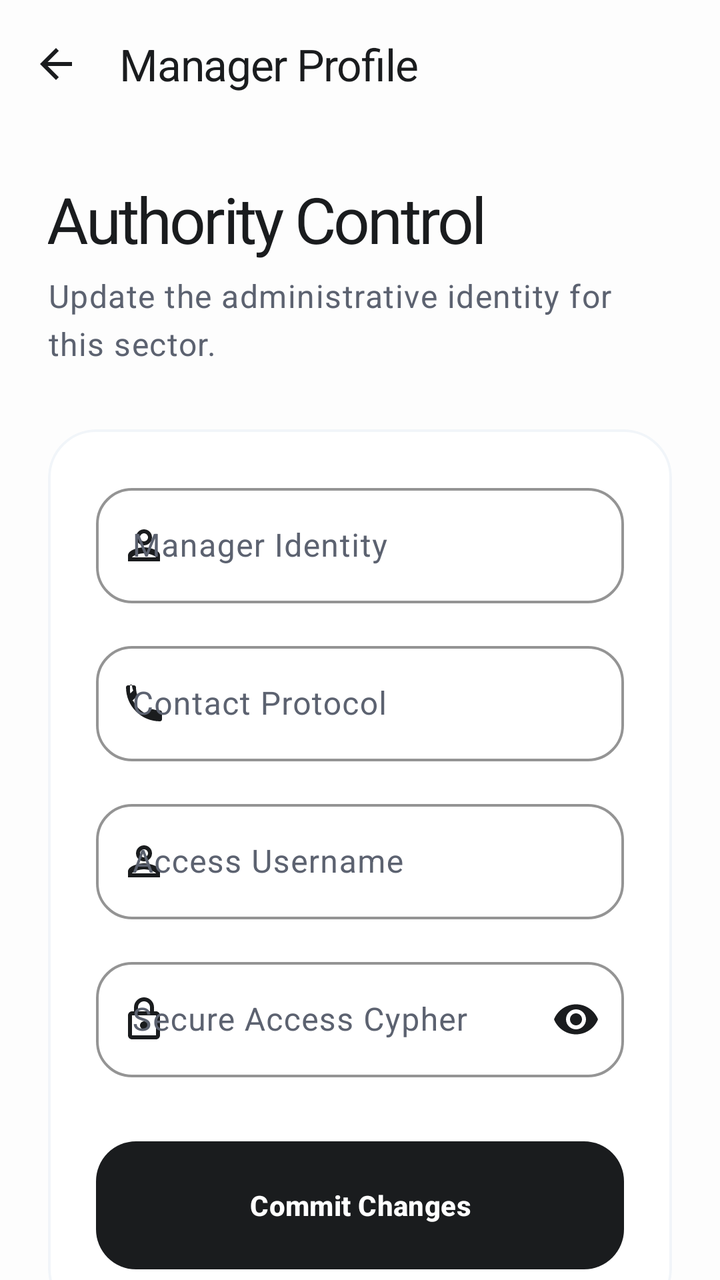
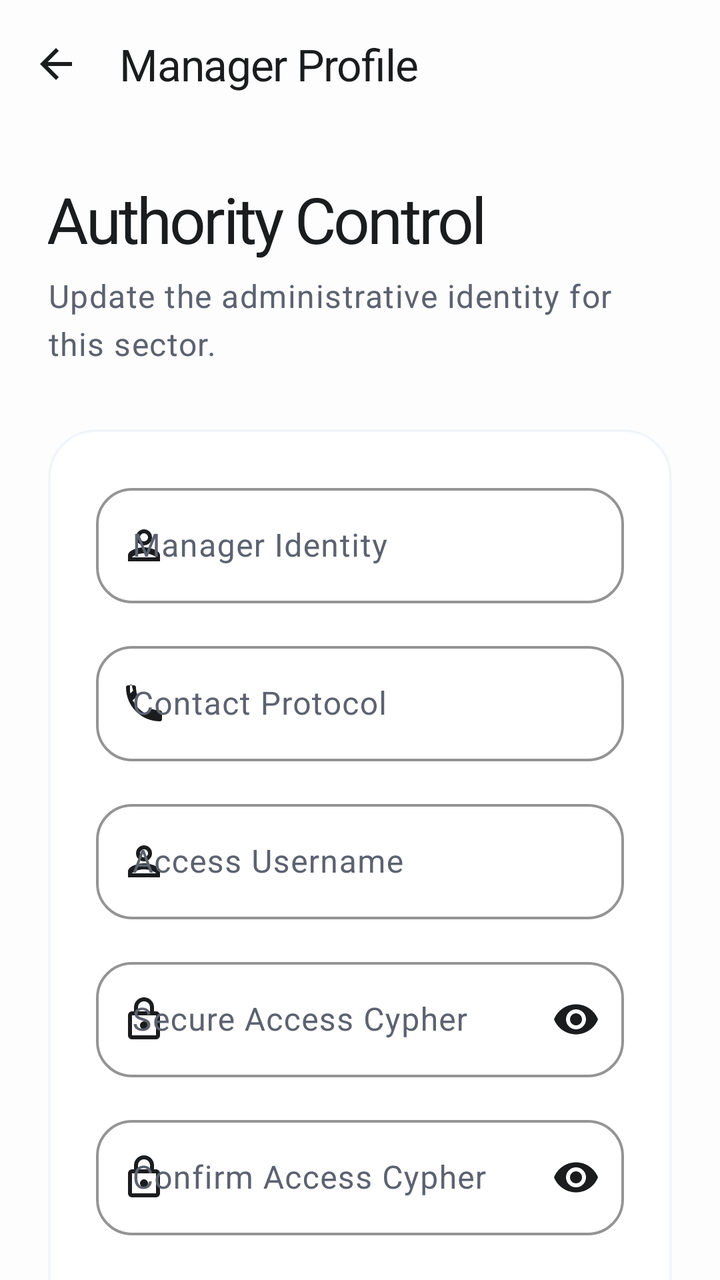

The first picture is an Android layout as it rendered before a commit; the second is the same layout after the commit. The layout source and the unified diff follow.
<!-- AndroidManifest.xml: application theme Theme.KasirAPP -->
<!-- res/layout/activity_edit_manager.xml -->
<?xml version="1.0" encoding="utf-8"?>
<androidx.coordinatorlayout.widget.CoordinatorLayout
    xmlns:android="http://schemas.android.com/apk/res/android"
    xmlns:app="http://schemas.android.com/apk/res-auto"
    android:layout_width="match_parent"
    android:layout_height="match_parent"
    android:background="@color/background">

    <com.google.android.material.appbar.AppBarLayout
        android:layout_width="match_parent"
        android:layout_height="wrap_content"
        android:fitsSystemWindows="true"
        app:elevation="0dp"
        android:background="@color/background">

        <com.google.android.material.appbar.MaterialToolbar
            android:id="@+id/toolbar"
            android:layout_width="match_parent"
            android:layout_height="?attr/actionBarSize"
            app:navigationIcon="@drawable/ic_arrow_back"
            app:navigationIconTint="@color/primary"
            app:title="Manager Profile"
            app:titleTextColor="@color/primary"
            app:titleTextAppearance="@style/TextAppearance.App.TitleLarge"
            android:background="@color/background" />

    </com.google.android.material.appbar.AppBarLayout>

    <androidx.core.widget.NestedScrollView
        android:id="@+id/scrollView"
        android:layout_width="match_parent"
        android:layout_height="match_parent"
        android:clipToPadding="false"
        android:fillViewport="true"
        app:layout_behavior="@string/appbar_scrolling_view_behavior">

        <LinearLayout
            android:layout_width="match_parent"
            android:layout_height="wrap_content"
            android:orientation="vertical"
            android:padding="24dp">

            <TextView
                style="@style/TextAppearance.App.HeadlineLarge"
                android:layout_width="wrap_content"
                android:layout_height="wrap_content"
                android:text="Authority Control" />

            <TextView
                style="@style/TextAppearance.App.BodyLarge"
                android:layout_width="wrap_content"
                android:layout_height="wrap_content"
                android:layout_marginTop="6dp"
                android:text="Update the administrative identity for this sector." />

            <com.google.android.material.card.MaterialCardView
                android:id="@+id/cardForm"
                style="@style/Widget.App.Card.Solid"
                android:layout_width="match_parent"
                android:layout_height="wrap_content"
                android:layout_marginTop="32dp">

                <LinearLayout
                    android:layout_width="match_parent"
                    android:layout_height="wrap_content"
                    android:orientation="vertical"
                    android:padding="24dp">

                    <com.google.android.material.textfield.TextInputLayout
                        android:layout_width="match_parent"
                        android:layout_height="wrap_content"
                        android:hint="Manager Identity"
                        app:startIconDrawable="@drawable/ic_person"
                        app:startIconTint="@color/primary">
                        <com.google.android.material.textfield.TextInputEditText
                            android:id="@+id/edtNamaManager"
                            android:layout_width="match_parent"
                            android:layout_height="wrap_content"
                            android:inputType="textCapWords"
                            android:padding="18dp"/>
                    </com.google.android.material.textfield.TextInputLayout>

                    <com.google.android.material.textfield.TextInputLayout
                        android:layout_width="match_parent"
                        android:layout_height="wrap_content"
                        android:layout_marginTop="16dp"
                        android:hint="Contact Protocol"
                        app:startIconDrawable="@drawable/ic_phone"
                        app:startIconTint="@color/primary">
                        <com.google.android.material.textfield.TextInputEditText
                            android:id="@+id/edtTelepon"
                            android:layout_width="match_parent"
                            android:layout_height="wrap_content"
                            android:inputType="phone"
                            android:padding="18dp"/>
                    </com.google.android.material.textfield.TextInputLayout>

                    <com.google.android.material.textfield.TextInputLayout
                        android:layout_width="match_parent"
                        android:layout_height="wrap_content"
                        android:layout_marginTop="16dp"
                        android:hint="Access Username"
                        app:startIconDrawable="@drawable/ic_person"
                        app:startIconTint="@color/primary">
                        <com.google.android.material.textfield.TextInputEditText
                            android:id="@+id/edtUsernameManager"
                            android:layout_width="match_parent"
                            android:layout_height="wrap_content"
                            android:padding="18dp"/>
                    </com.google.android.material.textfield.TextInputLayout>

                    <com.google.android.material.textfield.TextInputLayout
                        android:layout_width="match_parent"
                        android:layout_height="wrap_content"
                        android:layout_marginTop="16dp"
                        android:hint="Secure Access Cypher"
                        app:startIconDrawable="@drawable/ic_lock"
                        app:startIconTint="@color/primary"
                        app:endIconMode="password_toggle"
                        app:endIconTint="@color/primary">
                        <com.google.android.material.textfield.TextInputEditText
                            android:id="@+id/edtPasswordManager"
                            android:layout_width="match_parent"
                            android:layout_height="wrap_content"
                            android:inputType="textPassword"
                            android:padding="18dp"/>
                    </com.google.android.material.textfield.TextInputLayout>

                    <com.google.android.material.button.MaterialButton
                        android:id="@+id/btnSimpan"
                        style="@style/Widget.App.Button.Primary"
                        android:layout_width="match_parent"
                        android:layout_height="64dp"
                        android:layout_marginTop="32dp"
                        android:text="Commit Changes" />

                    
                    <View android:id="@+id/edtKonfirmasiPassword" android:layout_width="0dp" android:layout_height="0dp" android:visibility="gone" />
                    <View android:id="@+id/edtTeleponManager" android:layout_width="0dp" android:layout_height="0dp" android:visibility="gone" />

                </LinearLayout>
            </com.google.android.material.card.MaterialCardView>
        </LinearLayout>
    </androidx.core.widget.NestedScrollView>
</androidx.coordinatorlayout.widget.CoordinatorLayout>
<!-- resources referenced by this layout -->
<resources>
  <color name="background">#FDFDFD</color>
  <color name="primary">#1A1C1E</color>
  <!-- drawable ic_arrow_back (drawable) -->
  <vector xmlns:android="http://schemas.android.com/apk/res/android"
      android:width="24dp"
      android:height="24dp"
      android:viewportWidth="24"
      android:viewportHeight="24">
      <path
          android:fillColor="@color/on_surface"
          android:pathData="M20,11H7.83l5.59,-5.59L12,4l-8,8 8,8 1.41,-1.41L7.83,13H20V11z"/>
  </vector>
  <style name="TextAppearance.App.BodyLarge" parent="TextAppearance.Material3.BodyLarge">
          <item name="android:textSize">16sp</item>
          <item name="android:fontFamily">sans-serif</item>
          <item name="android:lineSpacingExtra">4dp</item>
          <item name="android:textColor">@color/secondary</item>
      </style>
  <style name="TextAppearance.App.HeadlineLarge" parent="TextAppearance.Material3.HeadlineLarge">
          <item name="android:textSize">32sp</item>
          <item name="android:fontFamily">sans-serif-black</item>
          <item name="android:letterSpacing">-0.04</item>
          <item name="android:textColor">@color/primary</item>
      </style>
  <style name="TextAppearance.App.TitleLarge" parent="TextAppearance.Material3.TitleLarge">
          <item name="android:textSize">22sp</item>
          <item name="android:fontFamily">sans-serif-medium</item>
          <item name="android:letterSpacing">-0.02</item>
          <item name="android:textColor">@color/primary</item>
      </style>
  <style name="Widget.App.Button.Primary" parent="Widget.App.Button">
          <item name="backgroundTint">@color/primary</item>
          <item name="android:textColor">@color/white</item>
          <item name="rippleColor">#33FFFFFF</item>
      </style>
  <style name="Widget.App.Card.Solid" parent="Widget.Material3.CardView.Filled">
          <item name="cardCornerRadius">24dp</item>
          <item name="cardElevation">0dp</item>
          <item name="cardBackgroundColor">@color/surface</item>
          <item name="strokeColor">@color/outline_variant</item>
          <item name="strokeWidth">1.2dp</item>
          <item name="android:clickable">true</item>
          <item name="android:focusable">true</item>
          <item name="android:foreground">?attr/selectableItemBackground</item>
      </style>
  <style name="Theme.KasirAPP" parent="Base.Theme.KasirAPP" />
  <color name="on_surface">#1A1C1E</color>
  <color name="secondary">#5C6270</color>
  <style name="Widget.App.Button" parent="Widget.Material3.Button">
          <item name="cornerRadius">20dp</item>
          <item name="android:insetTop">0dp</item>
          <item name="android:insetBottom">0dp</item>
          <item name="android:textAllCaps">false</item>
          <item name="android:textStyle">bold</item>
          <item name="android:letterSpacing">0.01</item>
          <item name="android:minHeight">60dp</item>
      </style>
  <color name="white">#FFFFFF</color>
  <color name="surface">#FFFFFF</color>
  <color name="outline_variant">#F1F5F9</color>
  <color name="on_primary">#FFFFFF</color>
  <color name="primary_container">#F1F3F7</color>
  <color name="on_primary_container">#1A1C1E</color>
  <color name="on_secondary">#FFFFFF</color>
  <color name="secondary_container">#F8F9FB</color>
  <color name="on_secondary_container">#1A1C1E</color>
  <color name="surface_variant">#F5F7FA</color>
  <color name="on_surface_variant">#5C6270</color>
  <color name="outline">#E2E8F0</color>
  <color name="error">#DC2626</color>
  <style name="TextAppearance.App.LabelLarge" parent="TextAppearance.Material3.LabelLarge">
          <item name="android:textSize">14sp</item>
          <item name="android:fontFamily">sans-serif-medium</item>
          <item name="android:letterSpacing">0.05</item>
          <item name="android:textColor">@color/secondary</item>
      </style>
  <!-- unchanged entries left out for length: 7 -->
</resources>

<!-- the commit's change to res/layout/activity_edit_manager.xml (unified diff, before → after) -->
@@ -103,7 +103,7 @@
                         app:startIconDrawable="@drawable/ic_person"
                         app:startIconTint="@color/primary">
                         <com.google.android.material.textfield.TextInputEditText
-                            android:id="@+id/edtUsernameManager"
+                            android:id="@+id/edtUsername"
                             android:layout_width="match_parent"
                             android:layout_height="wrap_content"
                             android:padding="18dp"/>
@@ -119,7 +119,24 @@
                         app:endIconMode="password_toggle"
                         app:endIconTint="@color/primary">
                         <com.google.android.material.textfield.TextInputEditText
-                            android:id="@+id/edtPasswordManager"
+                            android:id="@+id/edtPassword"
+                            android:layout_width="match_parent"
+                            android:layout_height="wrap_content"
+                            android:inputType="textPassword"
+                            android:padding="18dp"/>
+                    </com.google.android.material.textfield.TextInputLayout>
+
+                    <com.google.android.material.textfield.TextInputLayout
+                        android:layout_width="match_parent"
+                        android:layout_height="wrap_content"
+                        android:layout_marginTop="16dp"
+                        android:hint="Confirm Access Cypher"
+                        app:startIconDrawable="@drawable/ic_lock"
+                        app:startIconTint="@color/primary"
+                        app:endIconMode="password_toggle"
+                        app:endIconTint="@color/primary">
+                        <com.google.android.material.textfield.TextInputEditText
+                            android:id="@+id/edtKonfirmasiPassword"
                             android:layout_width="match_parent"
                             android:layout_height="wrap_content"
                             android:inputType="textPassword"
@@ -134,10 +151,6 @@
                         android:layout_marginTop="32dp"
                         android:text="Commit Changes" />
 
-                    
-                    <View android:id="@+id/edtKonfirmasiPassword" android:layout_width="0dp" android:layout_height="0dp" android:visibility="gone" />
-                    <View android:id="@+id/edtTeleponManager" android:layout_width="0dp" android:layout_height="0dp" android:visibility="gone" />
-
                 </LinearLayout>
             </com.google.android.material.card.MaterialCardView>
         </LinearLayout>
